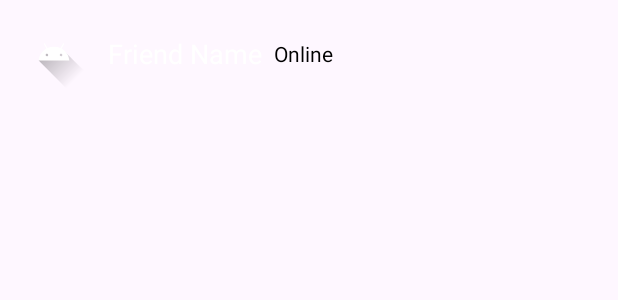
After one commit to Manhx2/ProjectGroup18, an Android app: the layout item_friend.xml on its own in the app's theme, with its tools: preview values and no code run, on a phone screen of 412 x 824 dp. The commit adds this screen. Shown: the top 300 px of the screen. Run offline under Robolectric (Android 15) with nearby library versions, the phone set to English and light mode, and no system bars.

Commit message:
friend layout

```diff
--- a/app/src/main/AndroidManifest.xml
+++ b/app/src/main/AndroidManifest.xml
@@ -44,6 +44,9 @@
             android:name=".ForgotPasswordActivity"
             android:exported="true" />
 
+        <activity
+            android:name=".FriendActivity"
+            android:exported="true" />
     </application>
 
 </manifest>
--- a/app/src/main/res/layout/activity_main.xml
+++ b/app/src/main/res/layout/activity_main.xml
@@ -36,4 +36,5 @@
         app:headerLayout="@layout/nav_header"
         app:menu="@menu/drawer_menu" />
 
+
 </androidx.drawerlayout.widget.DrawerLayout>
--- /dev/null
+++ b/app/src/main/res/layout/item_friend.xml
@@ -0,0 +1,32 @@
+<?xml version="1.0" encoding="utf-8"?>
+<LinearLayout xmlns:android="http://schemas.android.com/apk/res/android"
+    android:orientation="horizontal"
+    android:layout_width="match_parent"
+    android:layout_height="wrap_content"
+    android:padding="12dp"
+    android:gravity="center_vertical">
+
+    <ImageView
+        android:id="@+id/avatar"
+        android:layout_width="48dp"
+        android:layout_height="48dp"
+        android:src="@drawable/ic_launcher_foreground"
+        android:layout_marginRight="12dp"/>
+
+    <TextView
+        android:id="@+id/tvName"
+        android:layout_width="wrap_content"
+        android:layout_height="wrap_content"
+        android:text="Friend Name"
+        android:textColor="#fff"
+        android:textSize="18sp"/>
+
+    <TextView
+        android:id="@+id/tvStatus"
+        android:layout_width="wrap_content"
+        android:layout_height="wrap_content"
+        android:text="Online"
+        android:textColor="#000"
+        android:layout_marginStart="8dp"/>
+
+</LinearLayout>
```
Also changed, not shown: app/src/main/java/com/example/nearu/Friend.java (added, +25 -0 lines), app/src/main/java/com/example/nearu/FriendActivity.java (added, +67 -0 lines), app/src/main/java/com/example/nearu/FriendAdapter.java (added, +50 -0 lines), app/src/main/res/layout/activity_friendlist.xml (added, +100 -0 lines).
